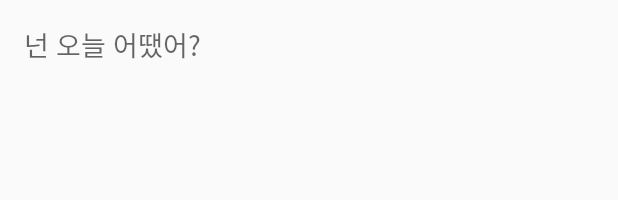
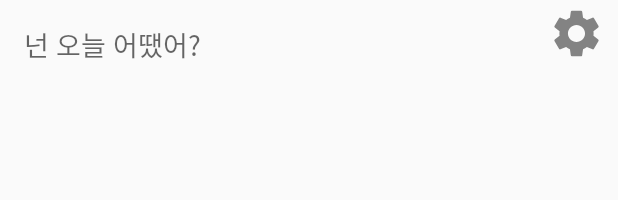
Before and after one commit to choyj0920/KotlinProject, an Android app: the layout activity_main.xml on its own in the app's theme, with its tools: preview values and no code run, on a phone screen of 412 x 824 dp. Shown: the top 200 px of the screen. Run offline under Robolectric (Android 15) with nearby library versions, the phone set to English and light mode, and no system bars.

Commit message:
ENH: 설정 기능 추가 및 코드 삭제

```diff
--- a/app/src/main/java/with/dee2/kotilnproject/BoardAdapter.kt
+++ b/app/src/main/java/with/dee2/kotilnproject/BoardAdapter.kt
@@ -2,6 +2,7 @@ package with.dee2.kotilnproject
 
 import android.content.Context
 import android.graphics.Bitmap
+import android.util.Log
 import android.view.LayoutInflater
 import android.view.View
 import android.view.ViewGroup
@@ -34,6 +35,7 @@ class BoardAdapter(var context : Context, val boardList: ArrayList<Board>) : Rec
             image_task = URLtoBitmapTask().apply {
                 url = URL(boardList.get(position).img)
             }
+
             var bitmap: Bitmap = image_task.execute().get()
             holder.img.setImageBitmap(bitmap)
 
--- a/app/src/main/java/with/dee2/kotilnproject/BoardFragment.kt
+++ b/app/src/main/java/with/dee2/kotilnproject/BoardFragment.kt
@@ -63,7 +63,6 @@ class BoardFragment:Fragment() {
                                 var name =map["name"].toString()
                                 var img=map["imageUrl"].toString()
                                 dataList.add(Board(img,name,question,content,date))
-                                Log.d("값 들어간다~ ", dataList.size.toString())
                                 rvBoard.adapter=BoardAdapter(requireContext(),dataList)
                             }
 
--- a/app/src/main/res/layout/activity_main.xml
+++ b/app/src/main/res/layout/activity_main.xml
@@ -6,16 +6,29 @@
     android:layout_height="match_parent"
     android:orientation="vertical"
     tools:context=".MainActivity">
+    <LinearLayout
+        android:layout_width="match_parent"
+        android:layout_height="wrap_content"
+        android:orientation="horizontal">
 
         <TextView
             style="?android:textAppearanceMedium"
-        android:layout_width="match_parent"
+            android:layout_width="365dp"
             android:layout_height="wrap_content"
             android:lineSpacingMultiplier="1.2"
             android:lines="1"
             android:padding="16dp"
             android:text="넌 오늘 어땠어?"
             android:textAlignment="viewStart" />
+        <ImageView
+            android:id="@+id/setting"
+            android:layout_width="38dp"
+            android:layout_height="38dp"
+            android:src="@drawable/ic_setting"
+            android:layout_marginTop="3dp"
+            />
+    </LinearLayout>
+
     <com.google.android.material.tabs.TabLayout
         android:id="@+id/tabLayout"
         android:layout_width="match_parent"
--- a/app/src/main/res/layout/item_community.xml
+++ b/app/src/main/res/layout/item_community.xml
@@ -10,7 +10,6 @@
         android:id="@+id/community_post_img"
         android:layout_width="107dp"
         android:layout_height="107dp"
-        android:background="@drawable/background_round"
         tools:srcCompat="@tools:sample/avatars" />
 
     <LinearLayout
```
Lines whose indentation alone changed are shown as unchanged.
